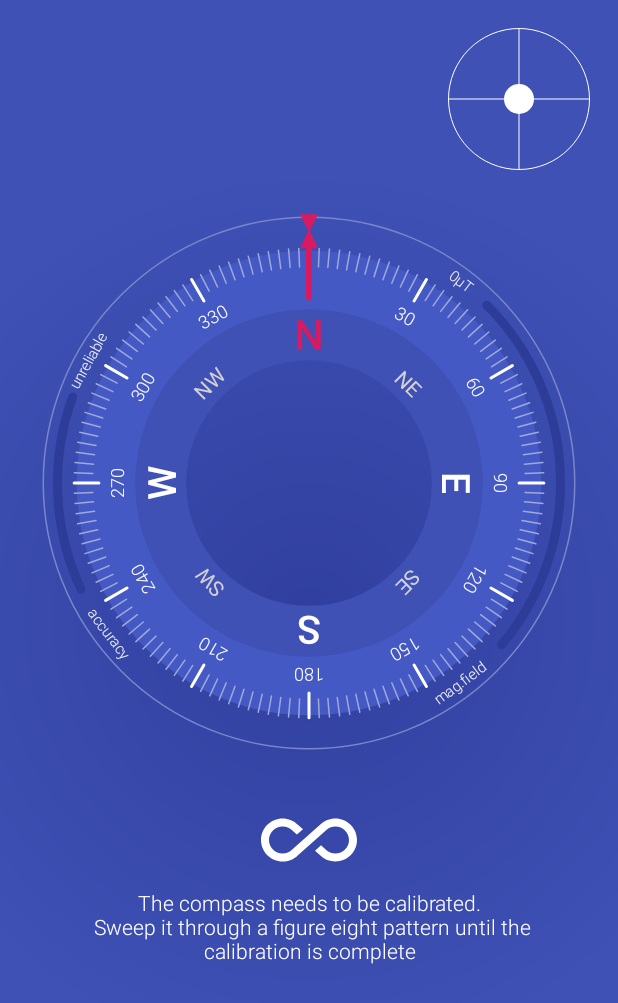
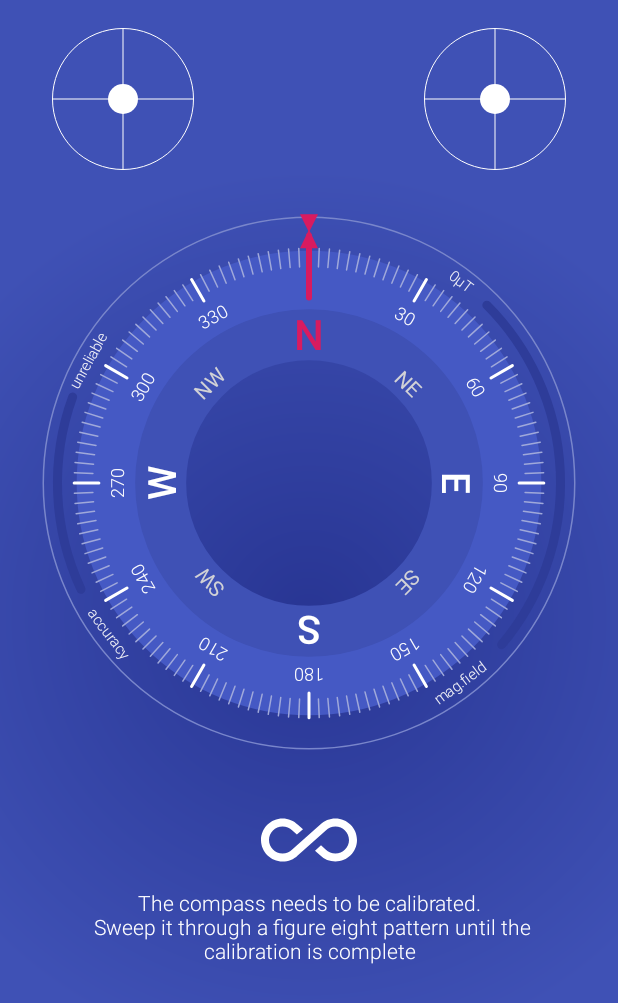
Before and after one commit to Dimowner/AiryCompass, an Android app: the screen it shows after launch (MainActivity), on a phone screen of 412 x 824 dp. Shown: the top 1003 px of the screen. Run offline under Robolectric (Android 15) with nearby library versions, the phone set to English and light mode, and no system bars; our stand-ins replace Timber; 6 statements that could not run were skipped.

Commit message:
Added linear acceleration view.

```diff
--- a/app/build.gradle
+++ b/app/build.gradle
@@ -2,7 +2,7 @@ apply plugin: 'com.android.application'
 
 def versionMajor = 0
 def versionMinor = 1
-def versionPatch = 3
+def versionPatch = 4
 
 android {
 	compileSdkVersion 28
--- a/app/src/main/java/com/dimowner/airycompass/app/MainActivity.java
+++ b/app/src/main/java/com/dimowner/airycompass/app/MainActivity.java
@@ -28,7 +28,6 @@ import android.widget.TextView;
 import com.dimowner.airycompass.R;
 import com.dimowner.airycompass.app.widget.AccelerometerView;
 import com.dimowner.airycompass.app.widget.AccuracyView;
-import com.dimowner.airycompass.app.widget.CompassView;
 import com.dimowner.airycompass.app.widget.CompassViewCompound;
 import com.dimowner.airycompass.app.widget.MagneticFieldView;
 import com.dimowner.airycompass.sensor.SensorEventListenerImpl;
@@ -37,15 +36,14 @@ import timber.log.Timber;
 
 public class MainActivity extends Activity implements SensorEventListenerImpl.SensorsListener {
 
-	private static final int UPDATE_INTERVAL_MAGNETIC = 40; //mills
-	private long magneticUpdatePrevTime = 0;
 //	private CompassView compassView;
 	private TextView txtAccuracy;
 	private CompassViewCompound compassViewCompound;
 	private MagneticFieldView magneticFieldView;
 	private AccuracyView accuracyView;
 
-	private AccelerometerView accelerometerView;
+	private AccelerometerView orientationView;
+	private AccelerometerView linearAccelerationView;
 	private SensorEventListenerImpl sensorEventListener;
 
 	@Override
@@ -59,19 +57,27 @@ public class MainActivity extends Activity implements SensorEventListenerImpl.Se
 		txtAccuracy = findViewById(R.id.txt_accuracy);
 		accuracyView = findViewById(R.id.accuracy_view);
 
-		accelerometerView = findViewById(R.id.accelerometer_view);
+		orientationView = findViewById(R.id.accelerometer_view);
+		linearAccelerationView = findViewById(R.id.accelerometer_view2);
 
 		sensorEventListener = new SensorEventListenerImpl(getApplicationContext());
 		sensorEventListener.setSensorsListener(this);
 
-
 		SensorManager sensorManager = (SensorManager) getSystemService(SENSOR_SERVICE);
-		if ((sensorManager.getDefaultSensor(Sensor.TYPE_ACCELEROMETER) == null) || (sensorManager.getDefaultSensor(Sensor.TYPE_MAGNETIC_FIELD) == null)) {
+		if (sensorManager.getDefaultSensor(Sensor.TYPE_ACCELEROMETER) == null
+				|| sensorManager.getDefaultSensor(Sensor.TYPE_MAGNETIC_FIELD) == null) {
 			noSensorsAlert();
+		}
+		//If device doesn't have a gravity sensor use accelerometer sensor instead.
+		if (sensorManager.getDefaultSensor(Sensor.TYPE_GRAVITY) == null) {
+			sensorEventListener.setHasGravitySensor(false);
+		} else {
+			sensorEventListener.setHasGravitySensor(true);
 		}
 	}
 
 	public void noSensorsAlert(){
+		//TODO: refactor dialog
 		AlertDialog.Builder alertDialog = new AlertDialog.Builder(this);
 		alertDialog.setMessage("Your device doesn't support the Compass.")
 				.setCancelable(false)
@@ -103,17 +109,18 @@ public class MainActivity extends Activity implements SensorEventListenerImpl.Se
 	public void onRotationChange(float azimuth, float pitch, float roll) {
 		compassViewCompound.updateRotation((azimuth + 360) % 360);
 //		compassView.updateAzimuth((azimuth + 360) % 360);
-		accelerometerView.updateView(pitch, roll);
+		orientationView.updateOrientation(pitch, roll);
 	}
 
 	@Override
-	public void onMagneticFieldChange(float value) { ;
+	public void onMagneticFieldChange(float value) {
 //		compassView.updateMagneticField(value);
-		long curTime = System.currentTimeMillis();
-		if (curTime - magneticUpdatePrevTime > UPDATE_INTERVAL_MAGNETIC) {
-			magneticFieldView.updateMagneticField(value);
-			magneticUpdatePrevTime = curTime;
-		}
+		magneticFieldView.updateMagneticField(value);
+	}
+
+	@Override
+	public void onLinearAccelerationChange(float x, float y, float z) {
+		linearAccelerationView.updateLinearAcceleration(x, y);
 	}
 
 	@Override
--- a/app/src/main/java/com/dimowner/airycompass/app/widget/AccelerometerView.java
+++ b/app/src/main/java/com/dimowner/airycompass/app/widget/AccelerometerView.java
@@ -9,6 +9,7 @@ import android.util.AttributeSet;
 import android.view.View;
 
 import com.dimowner.airycompass.R;
+import com.dimowner.airycompass.util.AndroidUtils;
 
 import timber.log.Timber;
 
@@ -25,6 +26,11 @@ public class AccelerometerView extends View {
 	private float yPos;
 
 	private Point CENTER;
+	private int MAX_ACCELERATION;
+
+	private static int MAX_MOVE = (int) AndroidUtils.dpToPx(50); //dip
+	//Converted value from pixels to coefficient used in function which describes move.
+	private float k = (float) (MAX_MOVE / (Math.PI/2));
 
 
 	public AccelerometerView(Context context) {
@@ -54,7 +60,6 @@ public class AccelerometerView extends View {
 		ballPaint.setColor(color);
 		ballPaint.setStyle(Paint.Style.FILL);
 
-//		path = new Path();
 		CENTER = new Point(0, 0);
 	}
 
@@ -82,12 +87,14 @@ public class AccelerometerView extends View {
 		super.onLayout(changed, left, top, right, bottom);
 
 		int width = getWidth();
+		MAX_MOVE = width/2;
+		k = (float) (MAX_MOVE / (Math.PI/2));
+		MAX_ACCELERATION = width/10;
 		CENTER.set(width/2, getHeight()/2);
 
 		//Layout grid
 		if (path == null) {
 			float radius = width/2f - width*0.03f;
-//			path.reset();
 			path = new Path();
 			path.moveTo(CENTER.x - radius, CENTER.y);
 			path.lineTo(CENTER.x + radius, CENTER.y);
@@ -107,8 +114,7 @@ public class AccelerometerView extends View {
 		canvas.drawCircle(CENTER.x - xPos, CENTER.y + yPos, getWidth()/10f, ballPaint);
 	}
 
-	public void updateView(float pitch, float roll) {
-//		Timber.v("updateView oldRoll = " + this.roll + " newRoll = " + roll + " oldPitch = " + this.pitch + " newPitch = " + pitch);
+	public void updateOrientation(float pitch, float roll) {
 		if ((int)this.pitch != (int)pitch || (int)this.roll != (int)roll) {
 			this.pitch = pitch;
 			this.roll = roll;
@@ -119,4 +125,17 @@ public class AccelerometerView extends View {
 			invalidate();
 		}
 	}
+
+	public void updateLinearAcceleration(float x, float y) {
+		if ((int)pitch != (int)x*1000 || (int)roll != (int)y*1000) {
+			this.pitch = x*1000;
+			this.roll = y*1000;
+
+			xPos = (float) (k * Math.atan(x*MAX_ACCELERATION /k));
+			yPos = (float) (k * Math.atan(y*MAX_ACCELERATION /k));
+
+//			Timber.v("updateLinearAcceleration pitch = " + x + " roll = " + y + " xPos = " + xPos + " yPos = " + yPos);
+			invalidate();
+		}
+	}
 }
--- a/app/src/main/java/com/dimowner/airycompass/sensor/SensorEventListenerImpl.java
+++ b/app/src/main/java/com/dimowner/airycompass/sensor/SensorEventListenerImpl.java
@@ -26,24 +26,31 @@ import timber.log.Timber;
 
 public class SensorEventListenerImpl implements SensorEventListener {
 
+	private boolean hasGravitySensor = true;
+
 	private float orientation[] = new float[3];
 	private SensorManager sensorManager;
 	private Sensor accelerometerSensor;
+	private Sensor gravitySensor;
 	private Sensor magneticSensor;
+	private float[] acceleration = new float[3];
 	private float[] gravity = new float[3];
 	private float[] geomagnetic = new float[3];
 	private static final int UPDATE_INTERVAL = 10; //mills
+	private static final int UPDATE_INTERVAL2 = 40; //mills
 	private long accelerometerPrevTime = 0;
+	private long linearAccelerometerPrevTime = 0;
 	private long magneticPrevTime = 0;
 	private float[] rotationMatrixR = new float[9];
-	private float[] rotationMatrixI = new float[9];
 	private SensorsListener sensorsListener;
 	private final float ALPHA = 0.96f;
+	private final float ALPHA2 = 0.8f;
 
 	public SensorEventListenerImpl(Context context) {
 		sensorManager = (SensorManager) context.getSystemService(Context.SENSOR_SERVICE);
 		accelerometerSensor = sensorManager.getDefaultSensor(Sensor.TYPE_ACCELEROMETER);
 		magneticSensor = sensorManager.getDefaultSensor(Sensor.TYPE_MAGNETIC_FIELD);
+		gravitySensor = sensorManager.getDefaultSensor(Sensor.TYPE_GRAVITY);
 	}
 
 	@Override
@@ -51,12 +58,54 @@ public class SensorEventListenerImpl implements SensorEventListener {
 		if (sensorsListener == null) return;
 
 		long time = System.currentTimeMillis();
-		if (event.sensor.getType() == Sensor.TYPE_ACCELEROMETER) {
+		switch (event.sensor.getType()) {
+			case Sensor.TYPE_GRAVITY:
+				if (hasGravitySensor) {
+					gravity[0] = event.values[0];
+					gravity[1] = event.values[1];
+					gravity[2] = event.values[2];
+
+					updateOrientation(time);
+				}
+				break;
+			case Sensor.TYPE_ACCELEROMETER:
+				if (!hasGravitySensor) {
 					gravity[0] = ALPHA * gravity[0] + (1 - ALPHA) * event.values[0];
 					gravity[1] = ALPHA * gravity[1] + (1 - ALPHA) * event.values[1];
 					gravity[2] = ALPHA * gravity[2] + (1 - ALPHA) * event.values[2];
 
-			if (SensorManager.getRotationMatrix(rotationMatrixR, rotationMatrixI, gravity, geomagnetic)) {
+					updateOrientation(time);
+				}
+
+				//Linear acceleration (acceleration minus gravity)
+				acceleration[0] = ALPHA2 * acceleration[0] + (1 - ALPHA2) * (event.values[0] - gravity[0]);
+				acceleration[1] = ALPHA2 * acceleration[1] + (1 - ALPHA2) * (event.values[1] - gravity[1]);
+				acceleration[2] = ALPHA2 * acceleration[2] + (1 - ALPHA2) * (event.values[2] - gravity[2]);
+
+				Timber.v("AccelerationChange a1 = " + acceleration[0] + " a2 = " + acceleration[1] + " a3 = " + acceleration[2]);
+				if (time - linearAccelerometerPrevTime > UPDATE_INTERVAL) {
+					sensorsListener.onLinearAccelerationChange(acceleration[0], acceleration[1], acceleration[2]);
+					linearAccelerometerPrevTime = time;
+				}
+				break;
+			case Sensor.TYPE_MAGNETIC_FIELD:
+				geomagnetic[0] = ALPHA * geomagnetic[0] + (1 - ALPHA) * event.values[0];
+				geomagnetic[1] = ALPHA * geomagnetic[1] + (1 - ALPHA) * event.values[1];
+				geomagnetic[2] = ALPHA * geomagnetic[2] + (1 - ALPHA) * event.values[2];
+
+				float magneticField = (float) Math.sqrt(geomagnetic[0] * geomagnetic[0]
+						+ geomagnetic[1] * geomagnetic[1]
+						+ geomagnetic[2] * geomagnetic[2]);
+				if (time - magneticPrevTime > UPDATE_INTERVAL2) {
+					sensorsListener.onMagneticFieldChange(magneticField);
+					magneticPrevTime = time;
+				}
+				break;
+		}
+	}
+
+	private void updateOrientation(long time) {
+		if (SensorManager.getRotationMatrix(rotationMatrixR, null, gravity, geomagnetic)) {
 			orientation = SensorManager.getOrientation(rotationMatrixR, orientation);
 			if (time - accelerometerPrevTime > UPDATE_INTERVAL) {
 				sensorsListener.onRotationChange(
@@ -65,19 +114,6 @@ public class SensorEventListenerImpl implements SensorEventListener {
 						(float) Math.toDegrees(orientation[2])  //roll
 				);
 				accelerometerPrevTime = time;
-				}
-			}
-		} else if (event.sensor.getType() == Sensor.TYPE_MAGNETIC_FIELD) {
-			geomagnetic[0] = ALPHA * geomagnetic[0] + (1 - ALPHA) * event.values[0];
-			geomagnetic[1] = ALPHA * geomagnetic[1] + (1 - ALPHA) * event.values[1];
-			geomagnetic[2] = ALPHA * geomagnetic[2] + (1 - ALPHA) * event.values[2];
-
-			float magneticField = (float) Math.sqrt(geomagnetic[0] * geomagnetic[0]
-					+ geomagnetic[1] * geomagnetic[1]
-					+ geomagnetic[2] * geomagnetic[2]);
-			if (time - magneticPrevTime > UPDATE_INTERVAL) {
-				sensorsListener.onMagneticFieldChange(magneticField);
-				magneticPrevTime = time;
 			}
 		}
 	}
@@ -106,9 +142,14 @@ public class SensorEventListenerImpl implements SensorEventListener {
 		}
 	}
 
+	public void setHasGravitySensor(boolean b) {
+		this.hasGravitySensor = b;
+	}
+
 	public void start() {
 		sensorManager.registerListener(this, accelerometerSensor, SensorManager.SENSOR_DELAY_GAME);
 		sensorManager.registerListener(this, magneticSensor, SensorManager.SENSOR_DELAY_GAME);
+		sensorManager.registerListener(this, gravitySensor, SensorManager.SENSOR_DELAY_GAME);
 	}
 
 	public void stop() {
@@ -124,6 +165,8 @@ public class SensorEventListenerImpl implements SensorEventListener {
 
 		void onMagneticFieldChange(float value);
 
+		void onLinearAccelerationChange(float x, float y, float z);
+
 		void onAccuracyChanged(int accuracy);
 	}
 }
--- a/app/src/main/res/drawable/gradient_blue.xml
+++ b/app/src/main/res/drawable/gradient_blue.xml
@@ -21,6 +21,6 @@
 	<gradient
 			android:endColor="@color/colorPrimary"
 			android:gradientRadius="@dimen/gradient_radius"
-			android:startColor="@color/md_indigo_700"
+			android:startColor="@color/md_indigo_800"
 			android:type="radial"/>
 </shape>
--- a/app/src/main/res/layout/activity_main.xml
+++ b/app/src/main/res/layout/activity_main.xml
@@ -17,8 +17,11 @@
 <LinearLayout xmlns:android="http://schemas.android.com/apk/res/android"
 				  android:layout_width="match_parent"
 				  android:layout_height="match_parent"
-				  xmlns:tools="http://schemas.android.com/tools"
 				  android:orientation="vertical">
+
+	<FrameLayout
+			android:layout_width="match_parent"
+			android:layout_height="wrap_content">
 
 		<com.dimowner.airycompass.app.widget.AccelerometerView
 				android:id="@+id/accelerometer_view"
@@ -26,10 +29,20 @@
 				android:layout_height="@dimen/accelerometer_view_size"
 				android:layout_gravity="end"
 				android:layout_marginTop="@dimen/spacing_normal"
-			android:layout_marginEnd="@dimen/spacing_normal"
-			android:layout_marginRight="@dimen/spacing_normal"
+				android:layout_marginEnd="@dimen/spacing_double"
+				android:layout_marginRight="@dimen/spacing_double"
 				/>
 
+		<com.dimowner.airycompass.app.widget.AccelerometerView
+				android:id="@+id/accelerometer_view2"
+				android:layout_width="@dimen/accelerometer_view_size"
+				android:layout_height="@dimen/accelerometer_view_size"
+				android:layout_gravity="start"
+				android:layout_marginStart="@dimen/spacing_double"
+				android:layout_marginLeft="@dimen/spacing_double"
+				android:layout_marginTop="@dimen/spacing_normal"
+				/>
+	</FrameLayout>
 	<!--<com.dimowner.airycompass.app.widget.CompassView-->
 			<!--android:id="@+id/compass_view"-->
 			<!--android:layout_width="match_parent"-->
--- a/app/src/main/res/values/colors.xml
+++ b/app/src/main/res/values/colors.xml
@@ -35,8 +35,8 @@
 	<color name="inner_circle_color">#3F51B5</color>
 	<color name="magnetic_background">#2e3c99</color>
 	<color name="magnetic_text_color">#f5f5f9</color>
-	<color name="magnetic_field_color">#4CAF50</color>
-	<color name="accuracy_color">#4CAF50</color>
+	<color name="magnetic_field_color">#66BB6A</color>
+	<color name="accuracy_color">#66BB6A</color>
 	<color name="small_mark_color">#9FA8DA</color>
 	<color name="big_mark_color">#ffffff</color>
 	<color name="primary_text">#ffffff</color>
```
Lines whose indentation alone changed are shown as unchanged.
